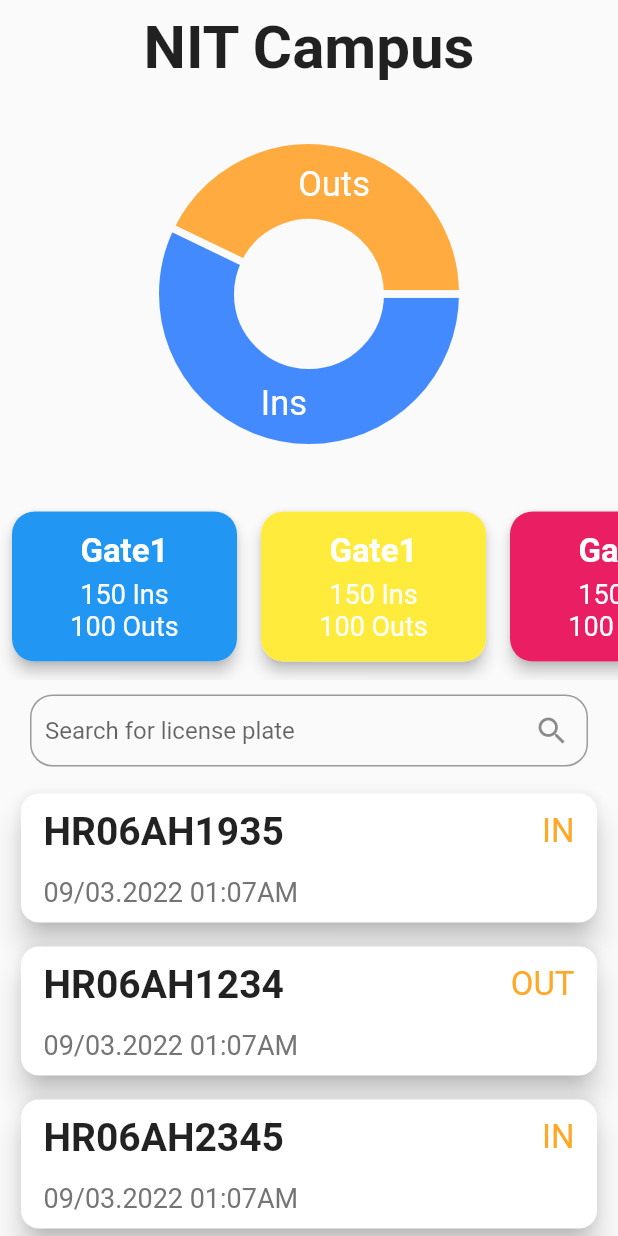
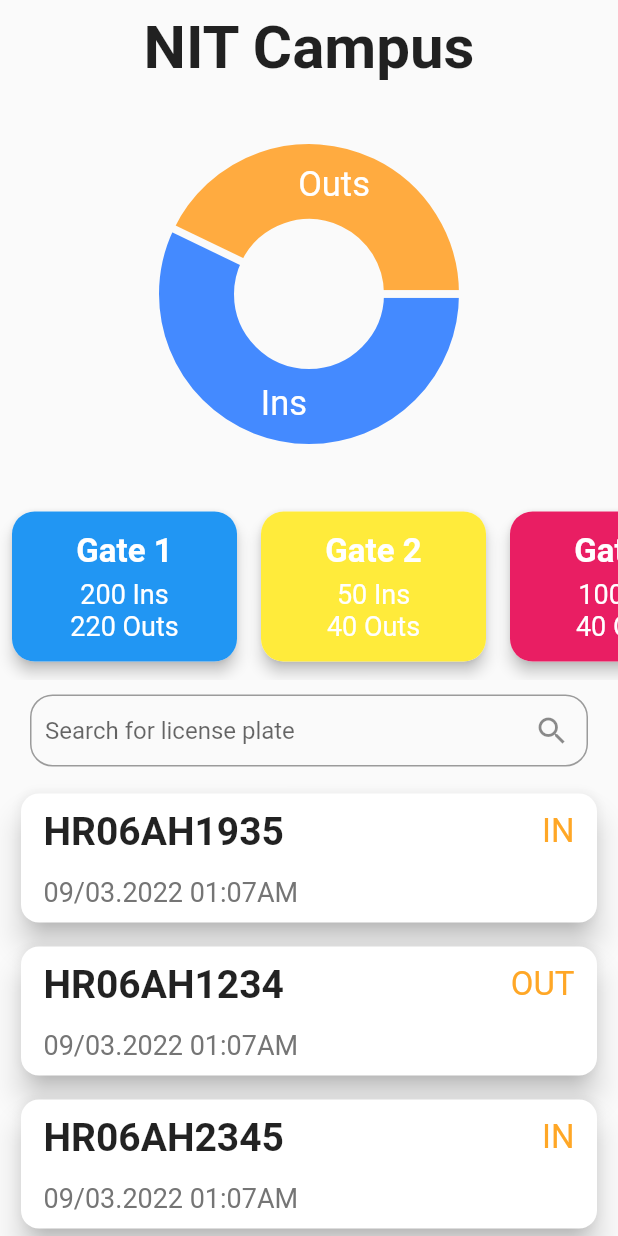
Before and after one commit to Sanchit-sk/NITKKR-ANPR-app, a Flutter app: the screen it shows after launch, on a phone screen of 412 x 824 dp. Run offline on Flutter 3.47's test engine with Material 2 defaults, Android fonts, the phone set to English and light mode, and no system bars; drawn by our look-alikes of fl_chart; our stand-ins replace google_fonts, syncfusion_flutter_charts.

Commit message:
Code cleaning

```diff
--- /dev/null
+++ b/lib/models/location_info.dart
@@ -0,0 +1,6 @@
+class LocationInfo {
+  String location;
+  int ins;
+  int outs;
+  LocationInfo({required this.location, this.ins = 0, this.outs = 0});
+}
--- a/lib/pages/home_page.dart
+++ b/lib/pages/home_page.dart
@@ -1,5 +1,6 @@
 import 'package:flutter/material.dart';
 import 'package:flutter/rendering.dart';
+import 'package:nit_anpr_app/models/location_info.dart';
 import 'package:nit_anpr_app/models/plate_info.dart';
 import 'package:nit_anpr_app/sample_data.dart';
 import 'package:nit_anpr_app/widgets/location_card.dart';
@@ -30,6 +31,7 @@ class _HomePageState extends State<HomePage> {
 
     return Material(
       child: SafeArea(
+        child: SingleChildScrollView(
           child: Column(
             children: [
               Container(
@@ -47,17 +49,17 @@ class _HomePageState extends State<HomePage> {
                 scrollDirection: Axis.horizontal,
                 child: Row(
                   children: [
-                  LocationCard(location: "Gate1", ins: 150, outs: 100),
                     LocationCard(
-                    location: "Gate1",
-                    ins: 150,
-                    outs: 100,
+                        locationInfo: LocationInfo(
+                            location: "Gate 1", ins: 200, outs: 220)),
+                    LocationCard(
+                      locationInfo:
+                          LocationInfo(location: "Gate 2", ins: 50, outs: 40),
                       cardColor: Colors.yellow,
                     ),
                     LocationCard(
-                    location: "Gate1",
-                    ins: 150,
-                    outs: 100,
+                      locationInfo:
+                          LocationInfo(location: "Gate 3", ins: 100, outs: 40),
                       cardColor: Colors.pink,
                     ),
                   ],
@@ -76,15 +78,16 @@ class _HomePageState extends State<HomePage> {
                       })),
               // PlateCard(plate: demoPlate),
               // PlateCard(plate: demoPlate)
-            Expanded(
-              child: ListView.builder(
+              ListView.builder(
+                shrinkWrap: true,
+                physics: const ClampingScrollPhysics(),
                 itemBuilder: (context, pos) => PlateCard(
                   plate: filteredPlates[pos],
                 ),
                 itemCount: filteredPlates.length,
-              ),
               )
             ],
+          ),
         ),
       ),
     );
--- a/lib/widgets/location_card.dart
+++ b/lib/widgets/location_card.dart
@@ -1,16 +1,11 @@
 import 'package:flutter/material.dart';
+import 'package:nit_anpr_app/models/location_info.dart';
 
 class LocationCard extends StatelessWidget {
   Color cardColor;
-  String location;
-  int ins;
-  int outs;
+  LocationInfo locationInfo;
   LocationCard(
-      {Key? key,
-      this.cardColor = Colors.blue,
-      required this.location,
-      required this.ins,
-      required this.outs})
+      {Key? key, this.cardColor = Colors.blue, required this.locationInfo})
       : super(key: key);
 
   @override
@@ -30,7 +25,7 @@ class LocationCard extends StatelessWidget {
             mainAxisAlignment: MainAxisAlignment.spaceEvenly,
             children: [
               Text(
-                location,
+                locationInfo.location,
                 style: const TextStyle(
                     fontSize: 22,
                     color: Colors.white,
@@ -39,14 +34,14 @@ class LocationCard extends StatelessWidget {
               Column(
                 children: [
                   Text(
-                    "$ins Ins",
+                    "${locationInfo.ins} Ins",
                     style: const TextStyle(
                       color: Colors.white,
                       fontSize: 18,
                     ),
                   ),
                   Text(
-                    "$outs Outs",
+                    "${locationInfo.outs} Outs",
                     style: const TextStyle(
                       color: Colors.white,
                       fontSize: 18,
```
Lines whose indentation alone changed are shown as unchanged.
